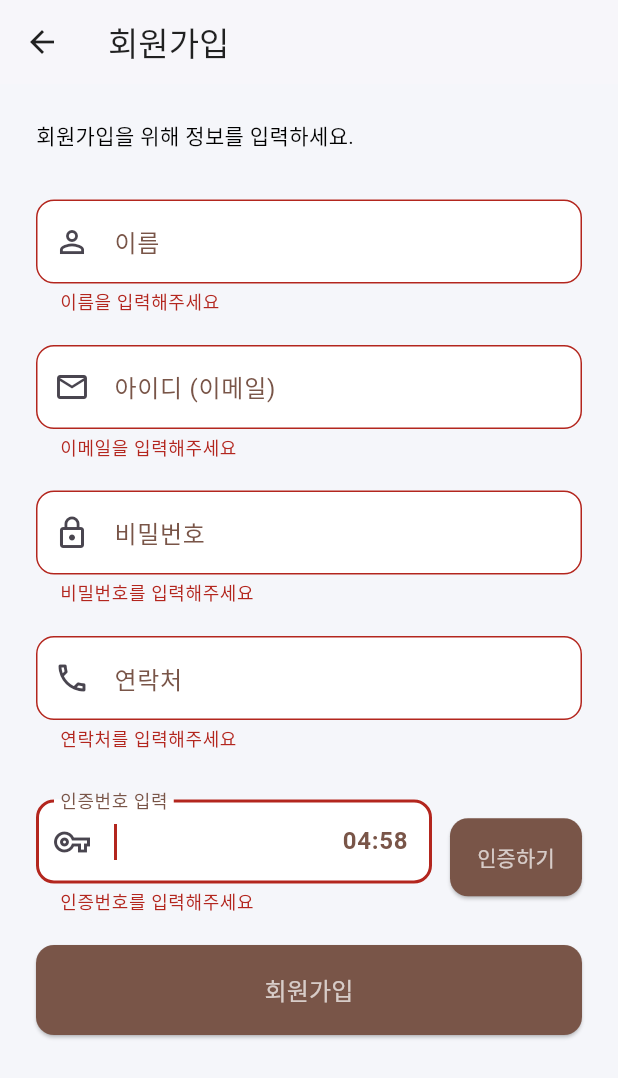
After one commit to jungwL/MyApp, a Flutter app: the Joinuser screen opened by its route, after a tap on "인증하기", after a tap on "회원가입", on a phone screen of 412 x 824 dp. The commit adds this screen. Shown: the top 1078 px of the screen. Run offline on Flutter 3.47's test engine with Material 3 defaults, Android fonts, the phone set to English and light mode, and no system bars; our stand-ins replace animated_text_kit, flutter_dotenv, flutter_map, flutter_staggered_animations, font_awesome_flutter, latlong2 and 1 more; accounts and stored records are empty; network calls fail.

Commit message:
회원가입 페이지 추가 및 의존성 추가

```diff
--- a/lib/User.dart
+++ b/lib/User.dart
@@ -4,12 +4,14 @@ class User {
   final String password;
   final String userName; //  추가됨
   final int userPoint;
+  final String phoneNumber;
 
   User({
     required this.userId,
     required this.password,
     required this.userName, //  생성자에 추가
-    required this.userPoint
+    required this.userPoint,
+    required this.phoneNumber
   });
 
   factory User.fromJson(Map<String, dynamic> json) {
@@ -17,7 +19,8 @@ class User {
       userId: json['userId'],
       password: json['password'],
       userName: json['userName'], //  JSON 파싱에 추가
-      userPoint: json['userPoint']
+      userPoint: json['userPoint'],
+      phoneNumber: json['phoneNumber']
     );
   }
 }
--- /dev/null
+++ b/lib/joinUser.dart
@@ -0,0 +1,462 @@
+import 'dart:async';
+import 'dart:convert';
+import 'package:http/http.dart' as http;
+import 'package:flutter/material.dart';
+import 'package:studyex04/User.dart';
+import 'package:studyex04/user_session.dart';
+import 'homepage.dart';
+
+class Joinuser extends StatefulWidget {
+  const Joinuser({super.key});
+
+  @override
+  State<Joinuser> createState() => _JoinUserState();
+}
+
+class _JoinUserState extends State<Joinuser> with SingleTickerProviderStateMixin {
+  final GlobalKey<FormState> _formKey = GlobalKey<FormState>();
+
+  //회원가입 입력정보
+  final TextEditingController _nameController = TextEditingController();
+  final TextEditingController _emailController = TextEditingController();
+  final TextEditingController _passwordController = TextEditingController();
+  final TextEditingController _phoneController = TextEditingController();
+  final TextEditingController _authCodeController = TextEditingController();
+
+  //커서 포커스
+  final FocusNode _authCodeFocus = FocusNode();
+
+
+  late AnimationController _animationController;
+  late Animation<double> _fadeIn;
+
+  bool _isVerified = false;
+  String? _authError;
+
+  Timer? _timer;
+  int _remainingSeconds = 0;
+
+  //비밀번호 우휴성검사 로직
+  bool _isPasswordValid(String password) {
+    if (password.length < 8) return false; //password가 8자리이하일 경우 false반환
+    final specialCharPattern = RegExp(
+      r'[!@#]',
+    ); //RegExp : 정규표현식 , r'' : 문자열을 정규표현식으로 인식
+    if (!specialCharPattern.hasMatch(password))
+      return false; //정규표현식에 포함되지 않는다면 false반환
+    return true; //위 두 조건을 만족하는 경우 true반환
+  }
+
+  //회원가입 API호출
+  Future<void> _joinUser() async {
+    final String url = 'http://localhost:8080/api/joinUser';
+
+    try {
+      final response = await http.post(
+        Uri.parse(url),
+        headers: {'Content-Type': 'application/json'},
+        body: json.encode({
+          'userName': _nameController.text,
+          'userId': _emailController.text,
+          'password': _passwordController.text,
+          'phoneNumber': _phoneController.text,
+        }),
+      );
+
+      print('http 응답코드 : ${response.statusCode}');
+
+      if (response.statusCode == 200) {
+        final user = User.fromJson(json.decode(response.body));
+        UserSession.login(user);
+        Navigator.pushReplacement(
+          context,
+          MaterialPageRoute(builder: (context) => HomePage()),
+        );
+      } else if (response.statusCode == 409) {
+        // 예: 이미 가입된 사용자일 경우
+        ScaffoldMessenger.of(context).showSnackBar(
+          const SnackBar(content: Text('이미 존재하는 회원입니다.')),
+        );
+      } else {
+        ScaffoldMessenger.of(context).showSnackBar(
+          SnackBar(content: Text('회원가입 실패: ${response.statusCode}')),
+        );
+      }
+    } catch (e) {
+      ScaffoldMessenger.of(context).showSnackBar(
+        SnackBar(content: Text('서버 오류: ${e.toString()}')),
+      );
+    }
+  }
+
+
+  @override
+  void initState() {
+    super.initState();
+    _animationController = AnimationController(
+      duration: const Duration(milliseconds: 800),
+      vsync: this,
+    );
+    _fadeIn = CurvedAnimation(
+      parent: _animationController,
+      curve: Curves.easeIn,
+    );
+    _animationController.forward();
+  }
+
+  @override
+  void dispose() {
+    _timer?.cancel();
+    _animationController.dispose();
+    _nameController.dispose();
+    _emailController.dispose();
+    _passwordController.dispose();
+    _phoneController.dispose();
+    _authCodeController.dispose();
+    _authCodeFocus.dispose();
+    super.dispose();
+  }
+
+  bool _isValidEmail(String email) {
+    final emailRegex = RegExp(r'^[\w-\.]+@([\w-]+\.)+[\w-]{2,4}$');
+    return emailRegex.hasMatch(email);
+  }
+
+  bool _isValidPhone(String phone) {
+    final phoneRegex = RegExp(r'^\d{10,11}$'); // 10~11자리 숫자만 허용 (전화번호 형식)
+    return phoneRegex.hasMatch(phone);
+  }
+
+  void _startTimer() {
+    _remainingSeconds = 5 * 60; // 5분
+    _timer?.cancel();
+    _timer = Timer.periodic(const Duration(seconds: 1), (timer) {
+      if (_remainingSeconds == 0) {
+        timer.cancel();
+        setState(() {
+          if (!_isVerified) {
+            _authError = '인증시간이 만료되었습니다.';
+          }
+        });
+      } else {
+        setState(() {
+          _remainingSeconds--;
+        });
+      }
+    });
+  }
+
+  String get _timerText {
+    final minutes = (_remainingSeconds ~/ 60).toString().padLeft(2, '0');
+    final seconds = (_remainingSeconds % 60).toString().padLeft(2, '0');
+    return '$minutes:$seconds';
+  }
+
+  void _submit() {
+    if (_formKey.currentState!.validate()) {
+      if (!_isVerified) {
+        ScaffoldMessenger.of(context).showSnackBar(
+          const SnackBar(content: Text('본인인증을 완료해주세요')),
+        );
+        return;
+      }
+      ScaffoldMessenger.of(context).showSnackBar(
+        const SnackBar(
+          content: Text('회원가입 처리 중입니다...'),
+          behavior: SnackBarBehavior.floating,
+        ),
+      );
+      // 회원가입 API 호출 등 처리 가능
+      _joinUser();
+    }
+  }
+
+  @override
+  Widget build(BuildContext context) {
+    return Scaffold(
+      backgroundColor: const Color(0xFFF5F6FA),
+      appBar: AppBar(
+        title: const Text('회원가입', style: TextStyle(color: Colors.black87)),
+        backgroundColor: Colors.white,
+        elevation: 1,
+        iconTheme: const IconThemeData(color: Colors.black87),
+      ),
+      body: SafeArea(
+        child: FadeTransition(
+          opacity: _fadeIn,
+          child: SingleChildScrollView(
+            padding: const EdgeInsets.all(24),
+            child: Form(
+              key: _formKey,
+              child: Column(
+                crossAxisAlignment: CrossAxisAlignment.start,
+                children: [
+                  const Text(
+                    '회원가입을 위해 정보를 입력하세요.',
+                    style: TextStyle(color: Colors.black),
+                  ),
+                  const SizedBox(height: 32),
+
+                  // 이름 입력
+                  TextFormField(
+                    controller: _nameController,
+                    decoration: InputDecoration(
+                      labelText: '이름',
+                      labelStyle: const TextStyle(color: Colors.brown),
+                      prefixIcon: const Icon(Icons.person_outline),
+                      filled: true,
+                      fillColor: Colors.white,
+                      border: OutlineInputBorder(borderRadius: BorderRadius.circular(12)),
+                      focusedBorder: OutlineInputBorder(
+                        borderRadius: BorderRadius.circular(12),
+                        borderSide: const BorderSide(color: Colors.brown, width: 2),
+                      ),
+                    ),
+                    validator: (value) {
+                      if (value == null || value.trim().isEmpty) {
+                        return '이름을 입력해주세요';
+                      }
+                      return null;
+                    },
+                  ),
+
+                  const SizedBox(height: 20),
+
+                  // 이메일 입력
+                  TextFormField(
+                    controller: _emailController,
+                    keyboardType: TextInputType.emailAddress,
+                    decoration: InputDecoration(
+                      labelText: '아이디 (이메일)',
+                      labelStyle: const TextStyle(color: Colors.brown),
+                      prefixIcon: const Icon(Icons.email_outlined),
+                      filled: true,
+                      fillColor: Colors.white,
+                      border: OutlineInputBorder(borderRadius: BorderRadius.circular(12)),
+                      focusedBorder: OutlineInputBorder(
+                        borderRadius: BorderRadius.circular(12),
+                        borderSide: const BorderSide(color: Colors.brown, width: 2),
+                      ),
+                    ),
+                    validator: (value) {
+                      if (value == null || value.trim().isEmpty) {
+                        return '이메일을 입력해주세요';
+                      } else if (!_isValidEmail(value.trim())) {
+                        return '올바른 이메일 형식을 입력해주세요';
+                      }
+                      return null;
+                    },
+                  ),
+
+                  const SizedBox(height: 20),
+
+                  // 비밀번호 입력
+                  TextFormField(
+                    controller: _passwordController,
+                    obscureText: true,
+                    decoration: InputDecoration(
+                      labelText: '비밀번호',
+                      labelStyle: const TextStyle(color: Colors.brown),
+                      prefixIcon: const Icon(Icons.lock_outline),
+                      filled: true,
+                      fillColor: Colors.white,
+                      border: OutlineInputBorder(borderRadius: BorderRadius.circular(12)),
+                      focusedBorder: OutlineInputBorder(
+                        borderRadius: BorderRadius.circular(12),
+                        borderSide: const BorderSide(color: Colors.brown, width: 2),
+                      ),
+                    ),
+                    validator: (value) {
+                      if (value == null || value.trim().isEmpty) {
+                        return '비밀번호를 입력해주세요';
+                      } else if (!_isPasswordValid(value.trim()) ) {
+                        return '비밀번호는 8자 이상이고 !, @, # 특수문자를 포함해야 합니다';
+                      }
+                      return null;
+                    },
+                  ),
+
+                  const SizedBox(height: 20),
+
+                  // 연락처 입력
+                  TextFormField(
+                    controller: _phoneController,
+                    keyboardType: TextInputType.phone,
+                    decoration: InputDecoration(
+                      labelText: '연락처',
+                      labelStyle: const TextStyle(color: Colors.brown),
+                      prefixIcon: const Icon(Icons.phone_outlined),
+                      filled: true,
+                      fillColor: Colors.white,
+                      border: OutlineInputBorder(borderRadius: BorderRadius.circular(12)),
+                      focusedBorder: OutlineInputBorder(
+                        borderRadius: BorderRadius.circular(12),
+                        borderSide: const BorderSide(color: Colors.brown, width: 2),
+                      ),
+                    ),
+                    validator: (value) {
+                      if (value == null || value.trim().isEmpty) {
+                        return '연락처를 입력해주세요';
+                      } else if (!_isValidPhone(value.trim())) {
+                        return '올바른 연락처 형식을 입력해주세요 (숫자 10~11자리)';
+                      }
+                      return null;
+                    },
+                  ),
+
+                  const SizedBox(height: 32),
+
+                  // 인증번호 입력 + 본인인증 버튼 Row
+                  Row(
+                    children: [
+                      Expanded(
+                        flex: 3,
+                        child: Column(
+                          crossAxisAlignment: CrossAxisAlignment.start,
+                          children: [
+                            TextFormField(
+                              controller: _authCodeController,
+                              focusNode: _authCodeFocus,
+                              keyboardType: TextInputType.number,
+                              enabled: !_isVerified,
+                              decoration: InputDecoration(
+                                labelText: '인증번호 입력',
+                                labelStyle: const TextStyle(color: Colors.brown),
+                                prefixIcon: const Icon(Icons.vpn_key_outlined),
+                                filled: true,
+                                fillColor: Colors.white,
+                                border: OutlineInputBorder(
+                                  borderRadius: BorderRadius.circular(12),
+                                ),
+                                focusedBorder: OutlineInputBorder(
+                                  borderRadius: BorderRadius.circular(12),
+                                  borderSide: const BorderSide(color: Colors.brown, width: 2),
+                                ),
+                                suffix: (_remainingSeconds > 0 && !_isVerified)
+                                    ? Text(
+                                  _timerText,
+                                  style: const TextStyle(
+                                    color: Colors.brown,
+                                    fontWeight: FontWeight.bold,
+                                  ),
+                                )
+                                    : null,
+                              ),
+                              validator: (value) {
+                                if (!_isVerified && (value == null || value.trim().isEmpty)) {
+                                  return '인증번호를 입력해주세요';
+                                }
+                                return null;
+                              },
+                            ),
+                            if (_authError != null)
+                              Padding(
+                                padding: const EdgeInsets.only(top: 4, left: 12),
+                                child: Text(
+                                  _authError!,
+                                  style: const TextStyle(
+                                    color: Colors.red,
+                                    fontSize: 12,
+                                  ),
+                                ),
+                              ),
+                          ],
+                        ),
+                      ),
+                      const SizedBox(width: 12),
+                      Expanded(
+                        flex: 1,
+                        child: ElevatedButton(
+                          style: ElevatedButton.styleFrom(
+                            backgroundColor: Colors.brown,
+                            shape: RoundedRectangleBorder(
+                              borderRadius: BorderRadius.circular(12),
+                            ),
+                            padding: const EdgeInsets.symmetric(vertical: 16),
+                          ),
+                          onPressed: _isVerified
+                              ? null
+                              : () {
+                            final code = _authCodeController.text.trim();
+
+                            // 인증요청 상태일 때는 타이머 시작
+                            if (_remainingSeconds == 0) {
+                              setState(() {
+                                _authError = null;
+                                _authCodeController.clear(); // 이전 값 초기화
+                              });
+                              _startTimer();
+                              FocusScope.of(context).requestFocus(_authCodeFocus); //커서이동 추가
+                            }
+                            // 타이머 도중이면 인증번호 확인
+                            else {
+                              if (code.isEmpty) {
+                                setState(() {
+                                  _authError = '인증번호를 입력해주세요';
+                                });
+                                return;
+                              }
+
+                              if (code == '1234') {
+                                setState(() {
+                                  _isVerified = true;
+                                  _authError = null;
+                                  _timer?.cancel();
+                                });
+                              } else {
+                                setState(() {
+                                  _authError = '인증번호가 틀렸습니다.';
+                                });
+                              }
+                            }
+                          },
+                          child: Text(
+                            _isVerified ? '인증완료' : '인증하기',
+                            style: const TextStyle(fontSize: 14, color: Colors.white70),
+                           ),
+                          ),
+                        ),
+                    ],
+                  ),
+
+                  if (_isVerified)
+                    const Padding(
+                      padding: EdgeInsets.only(top: 8),
+                      child: Text(
+                        '인증 완료',
+                        style: TextStyle(
+                          color: Colors.green,
+                          fontWeight: FontWeight.bold,
+                        ),
+                      ),
+                    ),
+
+                  const SizedBox(height: 20),
+
+                  SizedBox(
+                    width: double.infinity,
+                    height: 60,
+                    child: ElevatedButton(
+                      style: ElevatedButton.styleFrom(
+                        backgroundColor: Colors.brown,
+                        shape: RoundedRectangleBorder(
+                          borderRadius: BorderRadius.circular(12),
+                        ),
+                        padding: const EdgeInsets.symmetric(vertical: 8),
+                      ),
+                      onPressed: _submit,
+                      child: const Text(
+                        '회원가입',
+                        style: TextStyle(fontSize: 16, color: Colors.white70),
+                      ),
+                    ),
+                  ),
+                ],
+              ),
+            ),
+          ),
+        ),
+      ),
+    );
+  }
+}
--- a/lib/login.dart
+++ b/lib/login.dart
@@ -51,6 +51,7 @@ class _LoginPageState extends State<LoginPage> with SingleTickerProviderStateMix
     return emailRegex.hasMatch(email);
   }
 
+  //로그인 API 호출
   Future<void> _login() async {
     final String url = 'http://localhost:8080/api/login';
     try {
--- a/lib/main.dart
+++ b/lib/main.dart
@@ -1,6 +1,7 @@
 import 'package:flutter/material.dart';
 import 'package:studyex04/login.dart';
 import 'homepage.dart'; // 메인 홈 화면
+import 'joinUser.dart';
 
 void main() {
   runApp(const MyApp());
@@ -52,7 +53,8 @@ class _MyAppState extends State<MyApp> {
       initialRoute: '/',
       routes: {
         '/' : (context) => const HomePage(),
-        '/login' : (context) => const LoginPage()
+        '/login' : (context) => const LoginPage(),
+        '/joinUser' : (context) => const Joinuser(),
       },
     );
   }
--- a/pubspec.yaml
+++ b/pubspec.yaml
@@ -30,13 +30,17 @@ environment:
 dependencies:
   flutter:
     sdk: flutter
-  http: ^0.13.6
+  http: ^1.4.0
   intl: ^0.18.1
   carousel_slider: ^4.1.1
   smooth_page_indicator: ^1.0.0+2
   font_awesome_flutter: ^10.8.0
   flutter_dotenv: ^5.1.0
   flutter_staggered_animations: ^1.0.0
+  animated_text_kit: ^4.2.2
+  google_maps_flutter: ^2.12.3
+  flutter_map: ^6.1.0
+  latlong2: ^0.9.0
 
   # The following adds the Cupertino Icons font to your application.
   # Use with the CupertinoIcons class for iOS style icons.
```
Also changed, not shown: lib/companyInfoPage.dart (added, +70 -0 lines), lib/homepage.dart (+92 -18 lines), assets/images/Logo1.jpg (added), assets/images/Logo1.png (deleted), pubspec.lock, 2 other files.
